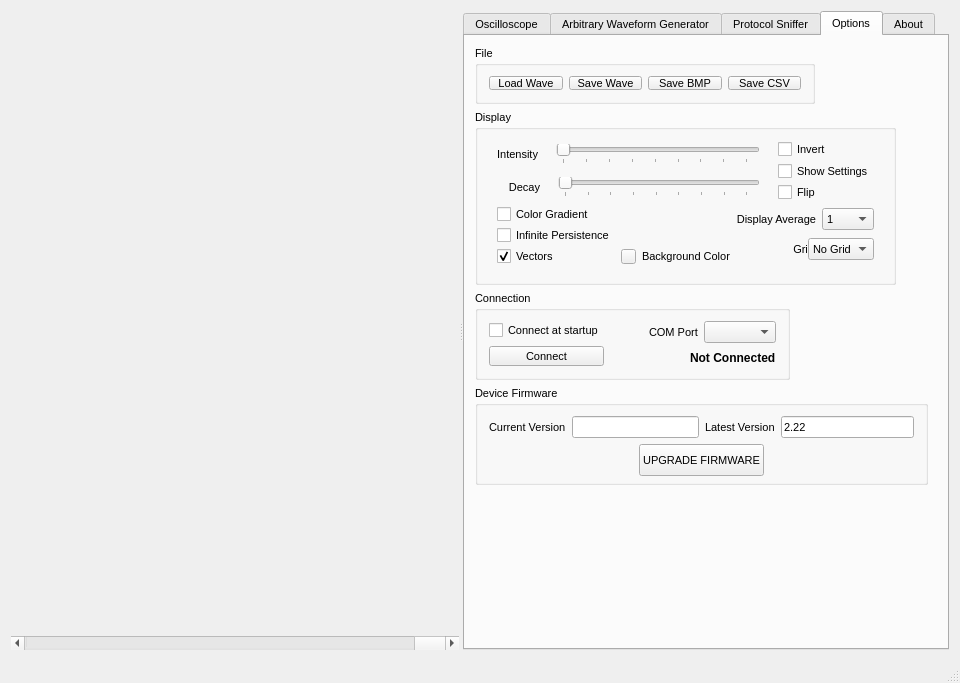
The window that xprotolabinterface.ui (ganzziani/xscopes-qt) describes before a commit, drawn with Qt 5.
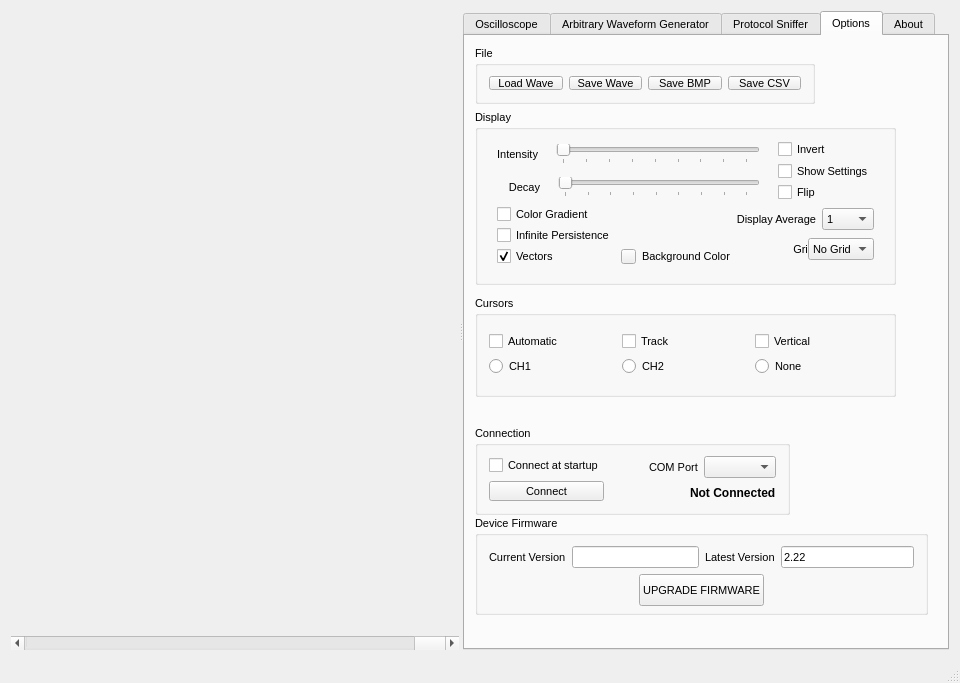
The same window after the commit. The open tabs and pages were chosen to show the change. Icons and pictures are not drawn. Custom widgets are drawn as their Qt base class.

Commit message: Added cursor support

Patch:
```diff
--- a/xprotolabinterface.ui
+++ b/xprotolabinterface.ui
@@ -4406,7 +4406,7 @@
          <property name="geometry">
           <rect>
            <x>10</x>
-           <y>255</y>
+           <y>390</y>
            <width>315</width>
            <height>89</height>
           </rect>
@@ -4502,7 +4502,7 @@
          <property name="geometry">
           <rect>
            <x>10</x>
-           <y>350</y>
+           <y>480</y>
            <width>453</width>
            <height>99</height>
           </rect>
@@ -4596,6 +4596,97 @@
           </item>
          </layout>
         </widget>
+        <widget class="QGroupBox" name="groupBox">
+         <property name="geometry">
+          <rect>
+           <x>10</x>
+           <y>260</y>
+           <width>421</width>
+           <height>101</height>
+          </rect>
+         </property>
+         <property name="title">
+          <string>Cursors</string>
+         </property>
+         <layout class="QVBoxLayout" name="verticalLayout_103">
+          <item>
+           <layout class="QHBoxLayout" name="horizontalLayout_108">
+            <item>
+             <layout class="QVBoxLayout" name="verticalLayout_93">
+              <item>
+               <widget class="QCheckBox" name="checkBoxCursorAuto">
+                <property name="minimumSize">
+                 <size>
+                  <width>0</width>
+                  <height>0</height>
+                 </size>
+                </property>
+                <property name="text">
+                 <string>Automatic</string>
+                </property>
+               </widget>
+              </item>
+              <item>
+               <widget class="QRadioButton" name="radioButtonCursorCH1">
+                <property name="minimumSize">
+                 <size>
+                  <width>0</width>
+                  <height>0</height>
+                 </size>
+                </property>
+                <property name="maximumSize">
+                 <size>
+                  <width>16777215</width>
+                  <height>16777215</height>
+                 </size>
+                </property>
+                <property name="text">
+                 <string>CH1</string>
+                </property>
+               </widget>
+              </item>
+             </layout>
+            </item>
+            <item>
+             <layout class="QVBoxLayout" name="verticalLayout_101">
+              <item>
+               <widget class="QCheckBox" name="checkBoxCursorTrack">
+                <property name="text">
+                 <string>Track</string>
+                </property>
+               </widget>
+              </item>
+              <item>
+               <widget class="QRadioButton" name="radioButtonCursorCH2">
+                <property name="text">
+                 <string>CH2 </string>
+                </property>
+               </widget>
+              </item>
+             </layout>
+            </item>
+            <item>
+             <layout class="QVBoxLayout" name="verticalLayout_102">
+              <item>
+               <widget class="QCheckBox" name="checkBoxCursorVertical">
+                <property name="text">
+                 <string>Vertical</string>
+                </property>
+               </widget>
+              </item>
+              <item>
+               <widget class="QRadioButton" name="radioButtonCursorNone">
+                <property name="text">
+                 <string>None</string>
+                </property>
+               </widget>
+              </item>
+             </layout>
+            </item>
+           </layout>
+          </item>
+         </layout>
+        </widget>
        </widget>
        <widget class="QWidget" name="aboutTab">
         <attribute name="title">
```
Left out of the diff: 2 changed lines with no effect on the pictures. The commit also changes 3 other files.
